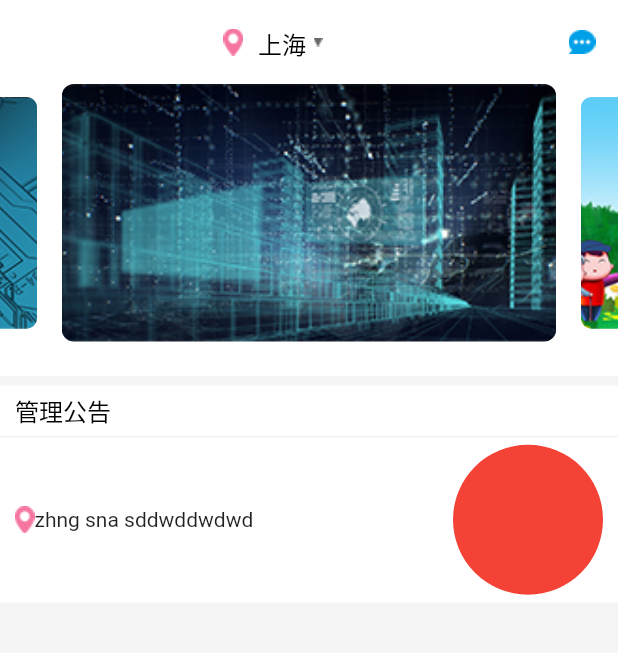
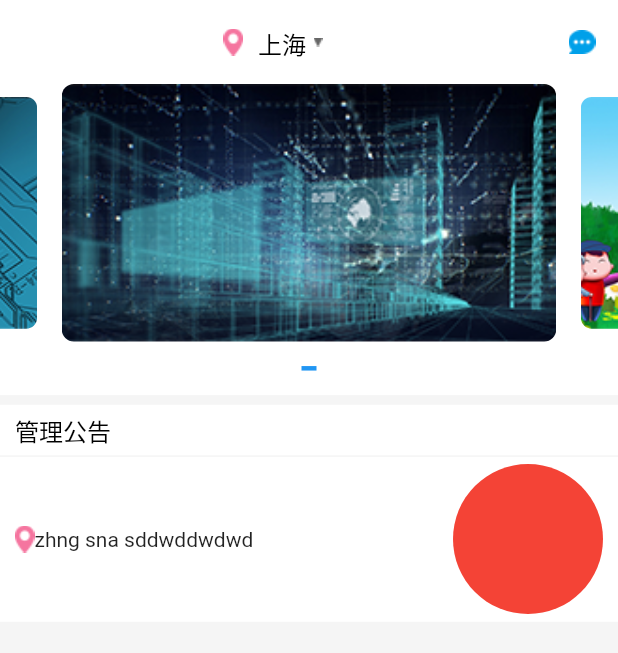
Before and after one commit to mosache/flutterdemo1, a Flutter app: the screen it shows after launch, on a phone screen of 412 x 824 dp. Shown: the top 653 px of the screen. Run offline on Flutter 3.47's test engine with Material 2 defaults, Android fonts, the phone set to English and light mode, and no system bars; our stand-ins replace dio, flutter_screenutil, flutter_swiper.

Commit message:
change MyPagination

```diff
--- a/lib/src/components/MyPagination.dart
+++ b/lib/src/components/MyPagination.dart
@@ -34,8 +34,9 @@ class _MyPaginationState extends State<MyPagination> {
           child: Row(
             children: <Widget>[
               Container(
-                width: ScreenUtil.instance.setWidth(720),
+                width: ScreenUtil.instance.setWidth(720) - widget.paddingLeft - widget.paddingRight,
                 height: widget.pageHeight,
+                child: CustomPaint(painter: _PagePainter(),),
               )
             ],
           ),
@@ -47,7 +48,13 @@ class _MyPaginationState extends State<MyPagination> {
 class _PagePainter extends CustomPainter {
   @override
   void paint(Canvas canvas, Size size) {
+    var paint = Paint()
+    ..color = Colors.blue
+    ..style = PaintingStyle.fill
+    ..strokeWidth = 2;
 
+    ///先画中间的方框
+    canvas.drawRect(Rect.fromCenter(center: Offset(size.width / 2, size.height / 2),width: 10,height: 3), paint);
   }
 
   @override
--- a/lib/src/pages/MainPage.dart
+++ b/lib/src/pages/MainPage.dart
@@ -108,7 +108,7 @@ class _MainPageState extends State<MainPage> {
                 scale: 0.9,
               ),
             ),
-            MyPagination(paddingTop: ScreenUtil.instance.setHeight(20),)
+            MyPagination(paddingTop: ScreenUtil.instance.setHeight(20),paddingLeft: ScreenUtil.instance.setWidth(20),paddingRight: ScreenUtil.instance.setWidth(20),paddingBottom: ScreenUtil.instance.setHeight(20),)
           ],
         ));
   }
```
